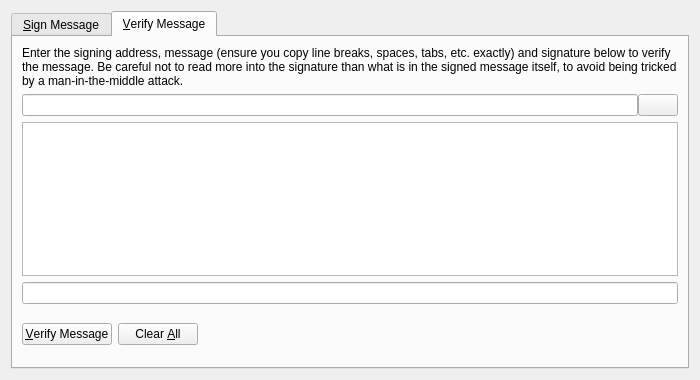
The window that src/qt/forms/signverifymessagedialog.ui (toacoin/TOA) describes before a commit, drawn with Qt 5.
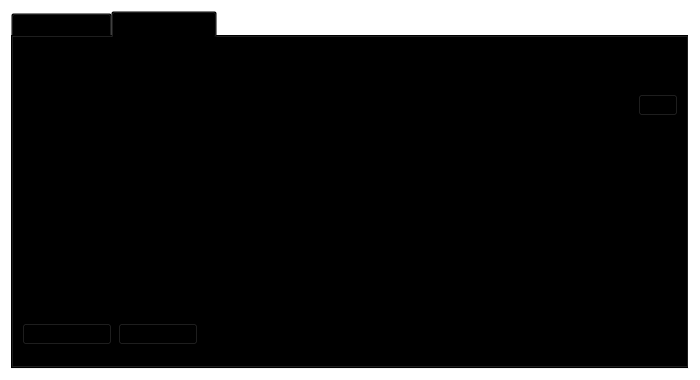
The same window after the commit. Icons and pictures are not drawn. Custom widgets are drawn as their Qt base class.

The edit to the form file:
```diff
--- a/src/qt/forms/signverifymessagedialog.ui
+++ b/src/qt/forms/signverifymessagedialog.ui
@@ -14,7 +14,7 @@
    <string>Signatures - Sign / Verify a Message</string>
   </property>
   <property name="styleSheet">
-   <string notr="true">background-image: url(:/images/2s);</string>
+   <string notr="true">background: transparent;</string>
   </property>
   <property name="modal">
    <bool>true</bool>
```
